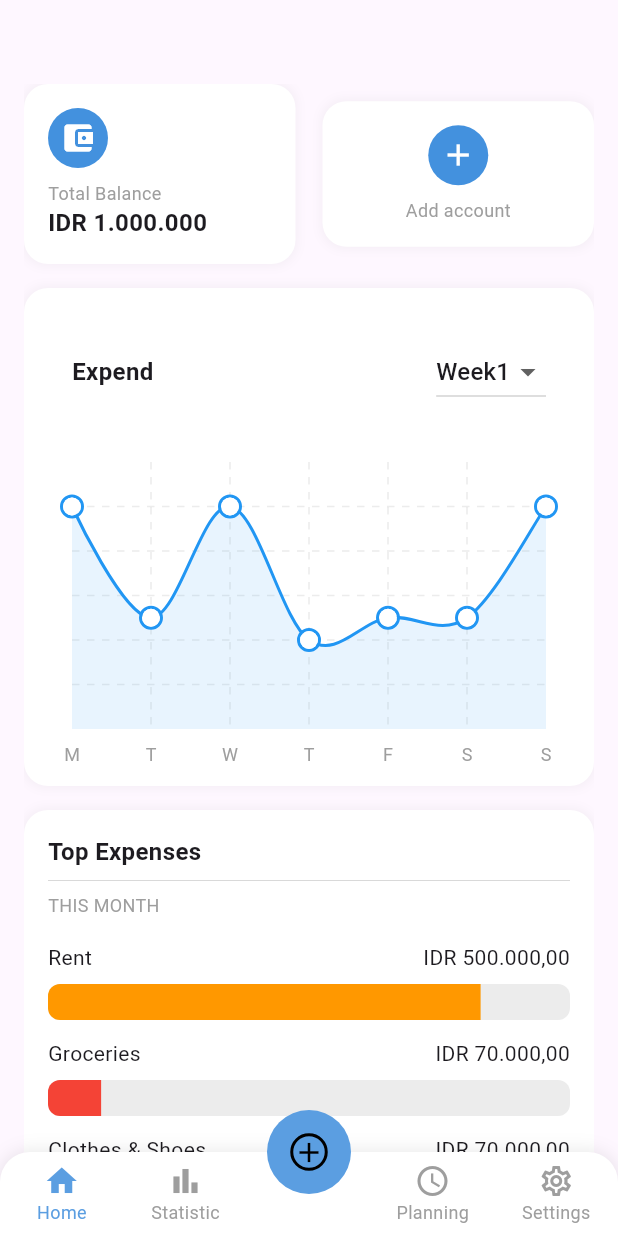
After one commit to RivaldoPardede/Expenser-Mobile, a Flutter app: the HomePage screen opened by its route, on a phone screen of 412 x 824 dp. The commit adds this screen. Run offline on Flutter 3.47's test engine with Material 3 defaults, Android fonts, the phone set to English and light mode, and no system bars; drawn by our look-alikes of fl_chart; our stand-ins replace device_preview.

Commit message:
Update Halaman Home

```diff
--- a/lib/main.dart
+++ b/lib/main.dart
@@ -1,6 +1,7 @@
 import 'package:device_preview/device_preview.dart';
 import 'package:final_project/views/onBoarding/onboarding_screen.dart';
 import 'package:flutter/material.dart';
+import 'package:final_project/views/home/home.dart';
 
 void main() {
   runApp(
@@ -21,6 +22,9 @@ class MyApp extends StatelessWidget {
         primarySwatch: Colors.blue,
       ),
       home: OnboardingScreen(),
+      routes: {
+        '/home': (context) => HomePage(), // Tambahkan route ke halaman beranda
+      },
     );
   }
 }
--- /dev/null
+++ b/lib/views/home/home.dart
@@ -0,0 +1,576 @@
+import 'package:flutter/material.dart';
+import 'package:fl_chart/fl_chart.dart';
+
+class HomePage extends StatefulWidget {
+  @override
+  _HomePageState createState() => _HomePageState();
+}
+
+class _HomePageState extends State<HomePage> {
+  int _selectedIndex = 0;
+
+  void _onItemTapped(int index) {
+    setState(() {
+      _selectedIndex = index;
+    });
+  }
+
+  List<FlSpot> getSpots() {
+    return [
+      FlSpot(0, 500000),
+      FlSpot(1, 250000),
+      FlSpot(2, 500000),
+      FlSpot(3, 200000),
+      FlSpot(4, 250000),
+      FlSpot(5, 250000),
+      FlSpot(6, 500000),
+    ];
+  }
+
+  String? selectedValue = 'Week1';
+
+  @override
+  Widget build(BuildContext context) {
+    return Scaffold(
+      appBar: AppBar(
+        backgroundColor: Colors.transparent,
+        elevation: 0,
+        automaticallyImplyLeading: false, // Menonaktifkan tombol back
+        actions: [
+          // Padding(
+          //   padding: const EdgeInsets.only(right: 16.0),
+          //   child: Icon(Icons.notifications, color: Colors.grey),
+          // ),
+        ],
+      ),
+      body: Padding(
+        padding: const EdgeInsets.symmetric(horizontal: 16.0),
+        child: SingleChildScrollView(
+          child: Column(
+            crossAxisAlignment: CrossAxisAlignment.start,
+            children: [
+              Row(
+                children: [
+                  Expanded(
+                    child: Container(
+                      padding: EdgeInsets.all(16),
+                      decoration: BoxDecoration(
+                        color: Colors.white,
+                        borderRadius: BorderRadius.circular(16),
+                        boxShadow: [
+                          BoxShadow(
+                            color: Colors.grey.withOpacity(0.1),
+                            spreadRadius: 1,
+                            blurRadius: 5,
+                          ),
+                        ],
+                      ),
+                      child: Column(
+                        crossAxisAlignment: CrossAxisAlignment.start,
+                        children: [
+                          CircleAvatar(
+                            backgroundColor: Color(0xFF4391DE),
+                            child: Icon(Icons.account_balance_wallet, color: Colors.white),
+                          ),
+                          SizedBox(height: 8),
+                          Text('Total Balance', style: TextStyle(color: Colors.grey, fontSize: 12)),
+                          Text('IDR 1.000.000',
+                              style: TextStyle(fontSize: 16, fontWeight: FontWeight.bold)),
+                        ],
+                      ),
+                    ),
+                  ),
+                  //Box For Add Account
+                  SizedBox(width: 18),
+                  Expanded(
+                    child: Container(
+                      padding: EdgeInsets.all(16),
+                      decoration: BoxDecoration(
+                        color: Colors.white,
+                        borderRadius: BorderRadius.circular(16),
+                        boxShadow: [
+                          BoxShadow(
+                            color: Colors.grey.withOpacity(0.1),
+                            spreadRadius: 1,
+                            blurRadius: 5,
+                          ),
+                        ],
+                      ),
+                      child: Column(
+                        mainAxisAlignment: MainAxisAlignment.center,
+                        crossAxisAlignment: CrossAxisAlignment.center,
+                        children: [
+                          CircleAvatar(
+                            backgroundColor: Color(0xFF4391DE),
+                            child: Icon(Icons.add, color: Colors.white),
+                          ),
+                          SizedBox(height: 8),
+                          Text('Add account', style: TextStyle(color: Colors.grey, fontSize: 12)),
+                        ],
+                      ),
+                    ),
+                  ),
+                ],
+              ),
+              SizedBox(height: 16),
+              Container(
+                padding: EdgeInsets.all(16),
+                decoration: BoxDecoration(
+                  color: Colors.white,
+                  borderRadius: BorderRadius.circular(16),
+                  boxShadow: [
+                    BoxShadow(
+                      color: Colors.grey.withOpacity(0.1),
+                      spreadRadius: 1,
+                      blurRadius: 5,
+                    ),
+                  ],
+                ),
+                //Cart Information
+                child:Column(
+                  children: [
+                    Padding(
+                      padding: const EdgeInsets.all(16.0),
+                      child: Row(
+                        children: [
+                          Text(
+                            'Expend',
+                            style: TextStyle(
+                              fontSize: 16,
+                              fontWeight: FontWeight.w600,
+                            ),
+                          ),
+                          Spacer(),
+                          DropdownButton<String>(
+                            value: selectedValue,
+                            items: [
+                              DropdownMenuItem(
+                                value: 'Week1',
+                                child: Text('Week1'),
+                              ),
+                              DropdownMenuItem(
+                                value: 'Week2',
+                                child: Text('Week2'),
+                              ),
+                              DropdownMenuItem(
+                                value: 'Week3',
+                                child: Text('Week3'),
+                              ),
+                              DropdownMenuItem(
+                                value: 'Week4',
+                                child: Text('Week4'),
+                              ),
+                            ],
+                            onChanged: (String? value) {
+                              setState(() {
+                                selectedValue = value;
+                              });
+                            },
+                          ),
+                        ],
+                      ),
+                    ),
+                    SizedBox(height: 20),
+                    Container(
+                      height: 200,
+                      padding: EdgeInsets.symmetric(horizontal: 16),
+                      child: LineChart(
+                        LineChartData(
+                          gridData: FlGridData(
+                            show: true,
+                            drawVerticalLine: true,
+                            horizontalInterval: 100000,
+                            verticalInterval: 1,
+                            getDrawingHorizontalLine: (value) {
+                              return FlLine(
+                                color: Colors.grey.withOpacity(0.2),
+                                strokeWidth: 1,
+                                dashArray: [5, 5],
+                              );
+                            },
+                            getDrawingVerticalLine: (value) {
+                              return FlLine(
+                                color: Colors.grey.withOpacity(0.2),
+                                strokeWidth: 1,
+                                dashArray: [5, 5],
+                              );
+                            },
+                          ),
+                          titlesData: FlTitlesData(
+                            leftTitles: AxisTitles(
+                              sideTitles: SideTitles(
+                                showTitles: false,
+                                interval: 100000,
+                                reservedSize: 40,
+                                getTitlesWidget: (value, meta) {
+                                  return Text(
+                                    '${(value / 1000).toInt()}k',
+                                    style: TextStyle(
+                                      color: Colors.grey,
+                                      fontSize: 12,
+                                    ),
+                                  );
+                                },
+                              ),
+                            ),
+                            rightTitles: AxisTitles(
+                              sideTitles: SideTitles(showTitles: false),
+                            ),
+                            topTitles: AxisTitles(
+                              sideTitles: SideTitles(showTitles: false),
+                            ),
+                            bottomTitles: AxisTitles(
+                              sideTitles: SideTitles(
+                                showTitles: true,
+                                getTitlesWidget: (value, meta) {
+                                  const titles = ['M', 'T', 'W', 'T', 'F', 'S', 'S'];
+                                  return Padding(
+                                    padding: const EdgeInsets.only(top: 8.0),
+                                    child: Text(
+                                      titles[value.toInt()],
+                                      style: TextStyle(
+                                        color: Colors.grey,
+                                        fontSize: 12,
+                                      ),
+                                    ),
+                                  );
+                                },
+                              ),
+                            ),
+                          ),
+                          borderData: FlBorderData(show: false),
+                          minX: 0,
+                          maxX: 6,
+                          minY: 0,
+                          maxY: 600000,
+                          lineBarsData: [
+                            LineChartBarData(
+                              spots: getSpots(),
+                              isCurved: true,
+                              color: Colors.blue,
+                              barWidth: 2,
+                              dotData: FlDotData(
+                                show: true,
+                                getDotPainter: (spot, percent, barData, index) {
+                                  return FlDotCirclePainter(
+                                    radius: 6,
+                                    color: Colors.white,
+                                    strokeWidth: 2,
+                                    strokeColor: Colors.blue,
+                                  );
+                                },
+                              ),
+                              belowBarData: BarAreaData(
+                                show: true,
+                                color: Colors.blue.withOpacity(0.1),
+                              ),
+                            ),
+                          ],
+                          lineTouchData: LineTouchData(
+                            enabled: true,
+                            touchTooltipData: LineTouchTooltipData(
+                              tooltipBgColor: Colors.white,
+                              tooltipRoundedRadius: 8,
+                              tooltipPadding: EdgeInsets.symmetric(horizontal: 12, vertical: 8),
+                              getTooltipItems: (List<LineBarSpot> touchedBarSpots) {
+                                return touchedBarSpots.map((barSpot) {
+                                  return LineTooltipItem(
+                                    '${barSpot.y.toStringAsFixed(0)}',
+                                    TextStyle(
+                                      color: Colors.black,
+                                      fontWeight: FontWeight.w600,
+                                      fontSize: 14,
+                                    ),
+                                  );
+                                }).toList();
+                              },
+                            ),
+                            handleBuiltInTouches: true,
+                            getTouchedSpotIndicator: (LineChartBarData barData, List<int> spotIndexes) {
+                              return spotIndexes.map((spotIndex) {
+                                return TouchedSpotIndicatorData(
+                                  FlLine(
+                                    color: Colors.blue.withOpacity(0.2),
+                                    strokeWidth: 2,
+                                    dashArray: [3, 3],
+                                  ),
+                                  FlDotData(
+                                    getDotPainter: (spot, percent, barData, index) {
+                                      return FlDotCirclePainter(
+                                        radius: 8,
+                                        color: Colors.white,
+                                        strokeWidth: 3,
+                                        strokeColor: Colors.blue,
+                                      );
+                                    },
+                                  ),
+                                );
+                              }).toList();
+                            },
+                          ),
+                        ),
+                      ),
+                    ),
+                  ],
+                ),
+              ),
+              //For Top Expenses
+              SizedBox(height: 16),
+              Container(
+                padding: EdgeInsets.all(16),
+                decoration: BoxDecoration(
+                  color: Colors.white,
+                  borderRadius: BorderRadius.circular(16),
+                  boxShadow: [
+                    BoxShadow(
+                      color: Colors.grey.withOpacity(0.1),
+                      spreadRadius: 1,
+                      blurRadius: 5,
+                    ),
+                  ],
+                ),
+                child: Column(
+                  crossAxisAlignment: CrossAxisAlignment.start,
+                  children: [
+                    Text('Top Expenses', style: TextStyle(fontSize: 16, fontWeight: FontWeight.bold)),
+                    // Menambahkan Divider untuk garis pemisah
+                    Divider(
+                      color: Colors.black.withOpacity(0.2), // Menentukan warna garis
+                      thickness: 0.5,       // Menentukan ketebalan garis
+                      indent: 0,          // Jarak dari kiri
+                      endIndent: 0,       // Jarak dari kanan
+                    ),
+                    Text('THIS MONTH', style: TextStyle(color: Colors.grey, fontSize: 12)),
+                    SizedBox(height: 16),
+                    _buildExpenseItem('Rent', 'IDR 500.000,00', Colors.orange),
+                    SizedBox(height: 12),
+                    _buildExpenseItem('Groceries', 'IDR 70.000,00', Colors.red),
+                    SizedBox(height: 12),
+                    _buildExpenseItem('Clothes & Shoes', 'IDR 70.000,00', Colors.blue),
+                    SizedBox(height: 12),
+                    _buildExpenseItem('Games', 'IDR 90.000,00', Colors.yellow),
+                  ],
+                ),
+              ),
+
+              //Last Records
+              SizedBox(height: 16),
+              Container(
+                padding: EdgeInsets.all(16),
+                decoration: BoxDecoration(
+                  color: Colors.white,
+                  borderRadius: BorderRadius.circular(16),
+                  boxShadow: [
+                    BoxShadow(
+                      color: Colors.grey.withOpacity(0.1),
+                      spreadRadius: 1,
+                      blurRadius: 5,
+                    ),
+                  ],
+                ),
+                child: Column(
+                  crossAxisAlignment: CrossAxisAlignment.start,
+                  children: [
+                    Text('Last Records', style: TextStyle(fontSize: 16, fontWeight: FontWeight.bold)),
+                    Divider(
+                      color: Colors.black.withOpacity(0.2), // Menentukan warna garis
+                      thickness: 0.5,       // Menentukan ketebalan garis
+                      indent: 0,          // Jarak dari kiri
+                      endIndent: 0,       // Jarak dari kanan
+                    ),
+                    Text('THIS MONTH', style: TextStyle(color: Colors.grey, fontSize: 12)),
+                    SizedBox(height: 16),
+                    _buildRecordItem('Rent', '-IDR 500.000,00', '08 November 2024', 'Voucher', Icons.home, Colors.orange),
+                    Divider(
+                      color: Colors.black.withOpacity(0.2), // Menentukan warna garis
+                      thickness: 0.2,       // Menentukan ketebalan garis
+                      indent: 0,          // Jarak dari kiri
+                      endIndent: 0,       // Jarak dari kanan
+                    ),
+                    SizedBox(height: 12),
+                    _buildRecordItem('Clothes & Shoes', '-IDR 70.000,00', '09 November 2024', 'Debit Card', Icons.shopping_bag, Colors.blue),
+                    Divider(
+                      color: Colors.black.withOpacity(0.2), // Menentukan warna garis
+                      thickness: 0.2,       // Menentukan ketebalan garis
+                      indent: 0,          // Jarak dari kiri
+                      endIndent: 0,       // Jarak dari kanan
+                    ),
+                    SizedBox(height: 12),
+                    _buildRecordItem('Groceries', '-IDR 70.000,00', '10 November 2024', 'Cash',  Icons.shopping_cart, Colors.red),
+                  ],
+                ),
+              ),
+              SizedBox(height: 80), // Extra space for bottom navigation
+            ],
+          ),
+        ),
+      ),
+      //Button (+) Ditengah
+      floatingActionButton: FloatingActionButton(
+        onPressed: () {},
+        backgroundColor: Color(0xFF5B9EE1),
+        child: Stack(
+          alignment: Alignment.center,
+          children: [
+            Icon(Icons.add, size: 22, color: Colors.black), // Ikon besar
+            Container(
+              width: 25, // Ukuran lingkaran kecil
+              height: 25,
+              decoration: BoxDecoration(
+                shape: BoxShape.circle,
+                border: Border.all(  // Tambahkan ini
+                  color: Colors.black,
+                  width: 2.0,  // Sesuaikan ketebalan border
+                ),
+              ),
+            ),
+          ],
+        ),
+        elevation: 0, // Memastikan tidak ada bayangan
+        shape: CircleBorder(), // Mengatur bentuk menjadi bulat
+      ),
+      floatingActionButtonLocation: FloatingActionButtonLocation.centerDocked,
+      //Button Yang Lainnya Pada Bagian Bawah
+      bottomNavigationBar: Container(
+        decoration: BoxDecoration(
+          color: Colors.white,
+          borderRadius: BorderRadius.only(
+            topLeft: Radius.circular(20),
+            topRight: Radius.circular(20),
+          ),
+          boxShadow: [
+            BoxShadow(
+              color: Colors.black.withOpacity(0.1),
+              blurRadius: 10,
+              spreadRadius: 0,
+            ),
+          ],
+        ),
+        child: BottomNavigationBar(
+          type: BottomNavigationBarType.fixed,
+          backgroundColor: Colors.transparent,
+          elevation: 0,
+          currentIndex: _selectedIndex,
+          onTap: _onItemTapped,
+          selectedItemColor: Color(0xFF5B9EE1),
+          unselectedItemColor: Colors.grey,
+          selectedFontSize: 12,
+          unselectedFontSize: 12,
+          items: [
+            BottomNavigationBarItem(
+              icon: Icon(Icons.home_outlined),
+              activeIcon: Icon(Icons.home),
+              label: 'Home',
+            ),
+            BottomNavigationBarItem(
+              icon: Icon(Icons.bar_chart_outlined),
+              activeIcon: Icon(Icons.bar_chart),
+              label: 'Statistic',
+            ),
+            BottomNavigationBarItem(
+              icon: SizedBox(width: 24), // Placeholder for the FAB
+              label: '',
+            ),
+            BottomNavigationBarItem(
+              icon: Icon(Icons.access_time_outlined),
+              activeIcon: Icon(Icons.access_time),
+              label: 'Planning',
+            ),
+            BottomNavigationBarItem(
+              icon: Icon(Icons.settings_outlined),
+              activeIcon: Icon(Icons.settings),
+              label: 'Settings',
+            ),
+          ],
+        ),
+      ),
+    );
+  }
+
+  final List<double> allAmounts = [];
+  Widget _buildExpenseItem(String title, String amount, Color color) {
+    // Convert amount string to number by cleaning the format
+    double cleanAmount = double.parse(amount
+        .replaceAll('IDR ', '')
+        .replaceAll('.', '')
+        .replaceAll(',', '.')
+        .trim());
+
+    // Add current amount to the list if not already present
+    if (!allAmounts.contains(cleanAmount)) {
+      allAmounts.add(cleanAmount);
+    }
+
+    // Calculate total by summing all amounts
+    double total = allAmounts.reduce((a, b) => a + b);
+
+    // Calculate percentage
+    double percentage = (cleanAmount / total) * 100;
+
+    return Column(
+      children: [
+        Row(
+          mainAxisAlignment: MainAxisAlignment.spaceBetween,
+          children: [
+            Text(title),
+            Text(amount),
+          ],
+        ),
+        const SizedBox(height: 8),
+        ClipRRect(
+          borderRadius: BorderRadius.circular(8),
+          child: Container(
+            height: 24,
+            width: double.infinity,
+            color: Colors.grey.withOpacity(0.2),
+            child: Row(
+              children: [
+                AnimatedContainer(
+                  duration: const Duration(milliseconds: 300),
+                  width: MediaQuery.of(context).size.width * (percentage / 100) * 0.7,
+                  height: 24,
+                  color: color,
+                ),
+              ],
+            ),
+          ),
+        ),
+      ],
+    );
+  }
+
+  Widget _buildRecordItem(String title, String amount, String tanggal, String pembayaran, IconData icon, Color color) {
+    return Row(
+      children: [
+        CircleAvatar(
+          backgroundColor: color.withOpacity(0.1),
+          child: Icon(icon, color: color, size: 20),
+        ),
+        SizedBox(width: 12),
+        Expanded(
+          child: Column(
+            crossAxisAlignment: CrossAxisAlignment.start,
+            children: [
+              Text(title, style: TextStyle(fontSize: 14)),
+              Text(pembayaran, style: TextStyle(color: Colors.grey, fontSize: 12)),
+            ],
+          ),
+        ),
+        Column(  // Membungkus amount dan tanggal di dalam Column
+          crossAxisAlignment: CrossAxisAlignment.end,  // Agar kedua teks ter-align ke kanan
+          children: [
+            Text(
+              amount,
+              style: TextStyle(fontSize: 14, fontWeight: FontWeight.bold, color: Colors.red),
+            ),
+            SizedBox(height: 4),
+            Text(
+              tanggal,
+              style: TextStyle(color: Colors.grey, fontSize: 12),
+            ),
+          ],
+        ),
+      ],
+    );
+  }
+}
--- a/lib/views/onBoarding/onboarding_screen.dart
+++ b/lib/views/onBoarding/onboarding_screen.dart
@@ -57,7 +57,7 @@ class _OnboardingScreenState extends State<OnboardingScreen> {
       buttonText: "Let’s Start",
       imagePath: "images/io_5.png",
       isLastPage: true, // Set true untuk halaman terakhir
-      onNext: _nextPage,
+      onNext: _goToHome,
     )
   ];
 
@@ -72,7 +72,9 @@ class _OnboardingScreenState extends State<OnboardingScreen> {
       // Navigator.pushReplacementNamed(context, '/home');
     }
   }
-
+  void _goToHome() {
+    Navigator.pushReplacementNamed(context, '/home'); // Navigasi ke halaman beranda
+  }
   void _goToLastPage() {
     _controller.jumpToPage(_pages.length - 1); // Lompat ke halaman terakhir
   }
--- a/pubspec.yaml
+++ b/pubspec.yaml
@@ -32,6 +32,8 @@ dependencies:
     sdk: flutter
 
   device_preview: 1.2.0
+
+  fl_chart: ^0.65.0
 
 
   # The following adds the Cupertino Icons font to your application.
```
Also changed, not shown: pubspec.lock.
